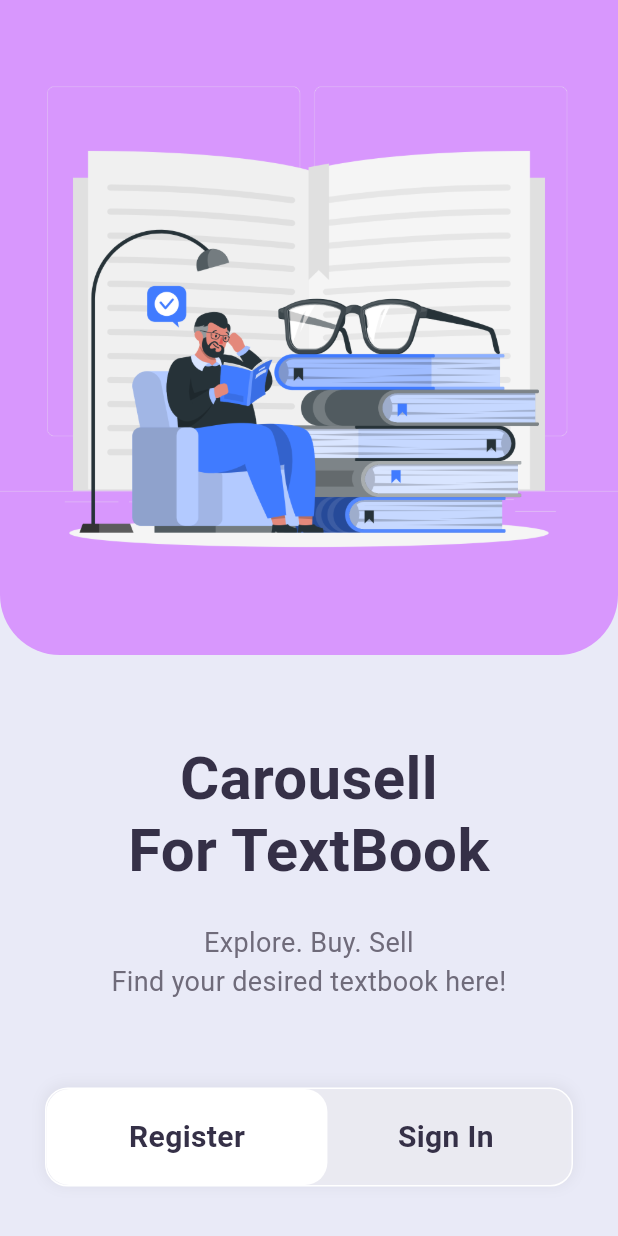
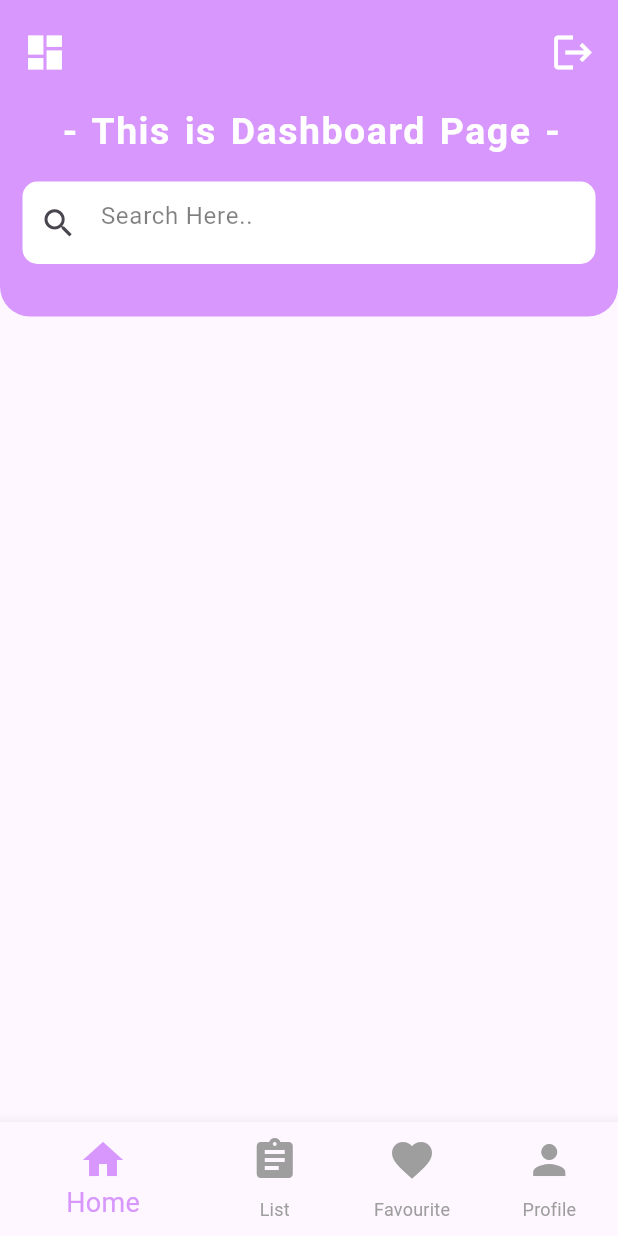
Before and after one commit to auniNajwa/buku_text_map, a Flutter app: the screen it shows after launch, on a phone screen of 412 x 824 dp. Run offline on Flutter 3.47's test engine with Material 3 defaults, Android fonts, the light colour scheme and no system bars.

Commit message:
First UI design for Admin Dashboard Page

```diff
--- /dev/null
+++ b/lib/Screen/view_dashboard.dart
@@ -0,0 +1,129 @@
+import 'package:flutter/material.dart';
+import 'package:flutter/widgets.dart';
+
+class Dashboard extends StatefulWidget {
+  const Dashboard({super.key});
+
+  @override
+  State<Dashboard> createState() => _MyWidgetState();
+}
+
+class _MyWidgetState extends State<Dashboard> {
+  @override
+  Widget build(BuildContext context) {
+    return Scaffold(
+      body: ListView(
+        children: [
+          Container(
+              padding:
+                  EdgeInsets.only(top: 20, left: 15, right: 15, bottom: 20),
+              decoration: BoxDecoration(
+                color: Color(0xffD897FD),
+                borderRadius: BorderRadius.only(
+                  bottomLeft: Radius.circular(20),
+                  bottomRight: Radius.circular(20),
+                ),
+              ),
+              child: Column(
+                children: [
+                  Row(
+                    mainAxisAlignment: MainAxisAlignment.spaceBetween,
+                    children: [
+                      Icon(
+                        Icons.dashboard,
+                        size: 30,
+                        color: Colors.white,
+                      ),
+                      Icon(
+                        Icons.logout,
+                        size: 30,
+                        color: Colors.white,
+                      ),
+                    ],
+                  ),
+                  SizedBox(height: 20),
+                  Padding(
+                    padding: EdgeInsets.only(left: 3, bottom: 10),
+                    child: Text("- This is Dashboard Page -",
+                        style: TextStyle(
+                          fontSize: 25,
+                          fontWeight: FontWeight.w600,
+                          letterSpacing: 1,
+                          wordSpacing: 2,
+                          color: Colors.white,
+                        )),
+                  ),
+                  Container(
+                    margin: EdgeInsets.only(top: 5, bottom: 15),
+                    width: MediaQuery.of(context).size.width,
+                    height: 55,
+                    alignment: Alignment.center,
+                    decoration: BoxDecoration(
+                      color: Colors.white,
+                      borderRadius: BorderRadius.circular(10),
+                    ),
+                    child: TextFormField(
+                        decoration: InputDecoration(
+                      border: InputBorder.none,
+                      hintText: "Search Here..",
+                      hintStyle: TextStyle(
+                        color: Colors.black.withOpacity(0.5),
+                      ),
+                      prefixIcon: Icon(
+                        Icons.search,
+                        size: 25,
+                      ),
+                    )),
+                  ),
+                  // Row(
+                  //   SizedBox(height: 10),
+                  //   GridView.builder(
+                  //     shrinkWrap: true,
+                  //     physics: NeverScrollableScrollPhysics(),
+                  //     gridDelegate: SliverGridDelegateWithFixedCrossAxisCount(
+                  //       crossAxisCount: 2,
+                  //       childAspectRatio:
+                  //           (MediaQuery.of(context).size.height - 50 - 25) /
+                  //               (4 * 240),
+                  //       mainAxisSpacing: 10,
+                  //       crossAxisSpacing: 10,
+                  //     ),
+                  //     itemBuilder: (context, index) {
+                  //       return InkWell(
+                  //         onTap: () {},
+                  //         child: Container(
+                  //           padding: EdgeInsets.symmetric(
+                  //               vertical: 20, horizontal: 10),
+                  //           decoration: BoxDecoration(
+                  //             borderRadius: BorderRadius.circular(20),
+                  //             color: Colors.grey,
+                  //           ),
+                  //           child: Column(
+                  //             children: [],
+                  //           ),
+                  //         ),
+                  //       );
+                  //     },
+                  //   ),
+                  // ),
+                ],
+              ))
+        ],
+      ),
+      bottomNavigationBar: BottomNavigationBar(
+        showUnselectedLabels: true,
+        iconSize: 32,
+        selectedItemColor: Color(0xffD897FD),
+        selectedFontSize: 18,
+        unselectedItemColor: Colors.grey,
+        items: [
+          BottomNavigationBarItem(icon: Icon(Icons.home), label: 'Home'),
+          BottomNavigationBarItem(icon: Icon(Icons.assignment), label: 'List'),
+          BottomNavigationBarItem(
+              icon: Icon(Icons.favorite), label: 'Favourite'),
+          BottomNavigationBarItem(icon: Icon(Icons.person), label: 'Profile'),
+        ],
+      ),
+    );
+  }
+}
--- a/lib/main.dart
+++ b/lib/main.dart
@@ -1,3 +1,4 @@
+import 'package:buku_text_map/Screen/view_dashboard.dart';
 import 'package:flutter/material.dart';
 import 'package:buku_text_map/Screen/spash_screen.dart';
 
@@ -13,7 +14,8 @@
   Widget build(BuildContext context) {
     return const MaterialApp(
       debugShowCheckedModeBanner: false,
-      home: MySplashScreen(),
+      // home: MySplashScreen(),
+      home: Dashboard(),
     );
   }
 }
```
Also changed, not shown: lib/Screen/edit_dashboard.dart (added).
